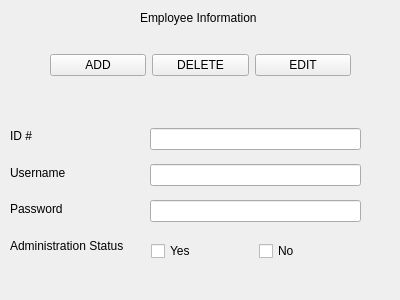
First picture: the form in QtGui/employeemanager.ui, repository Tligtvoet/goat-bulk, before the edit.
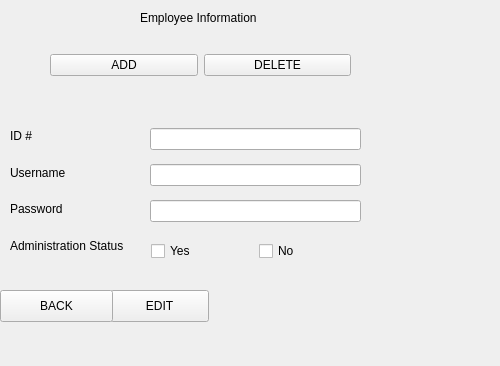
Second picture: the form after the edit.

```diff
--- a/QtGui/employeemanager.ui
+++ b/QtGui/employeemanager.ui
@@ -6,8 +6,8 @@
    <rect>
     <x>0</x>
     <y>0</y>
-    <width>400</width>
-    <height>300</height>
+    <width>500</width>
+    <height>366</height>
    </rect>
   </property>
   <property name="minimumSize">
@@ -18,8 +18,8 @@
   </property>
   <property name="maximumSize">
    <size>
-    <width>400</width>
-    <height>300</height>
+    <width>500</width>
+    <height>500</height>
    </size>
   </property>
   <property name="windowTitle">
@@ -35,13 +35,6 @@
     </rect>
    </property>
    <layout class="QGridLayout" name="gridLayout">
-    <item row="1" column="2">
-     <widget class="QPushButton" name="pushButton_Edit">
-      <property name="text">
-       <string>EDIT</string>
-      </property>
-     </widget>
-    </item>
     <item row="1" column="0">
      <widget class="QPushButton" name="pushButton_Add">
       <property name="text">
@@ -158,6 +151,32 @@
     </item>
    </layout>
   </widget>
+  <widget class="QPushButton" name="pushButton_Edit">
+   <property name="geometry">
+    <rect>
+     <x>110</x>
+     <y>290</y>
+     <width>99</width>
+     <height>32</height>
+    </rect>
+   </property>
+   <property name="text">
+    <string>EDIT</string>
+   </property>
+  </widget>
+  <widget class="QPushButton" name="pushButton">
+   <property name="geometry">
+    <rect>
+     <x>0</x>
+     <y>290</y>
+     <width>113</width>
+     <height>32</height>
+    </rect>
+   </property>
+   <property name="text">
+    <string>BACK</string>
+   </property>
+  </widget>
  </widget>
  <resources/>
  <connections/>
```
